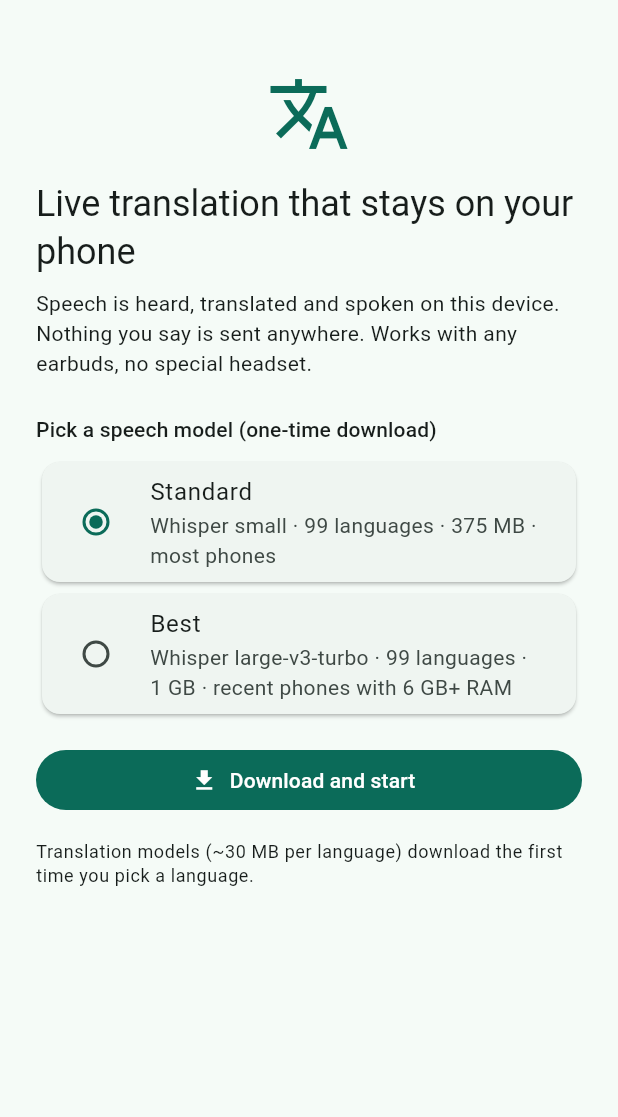
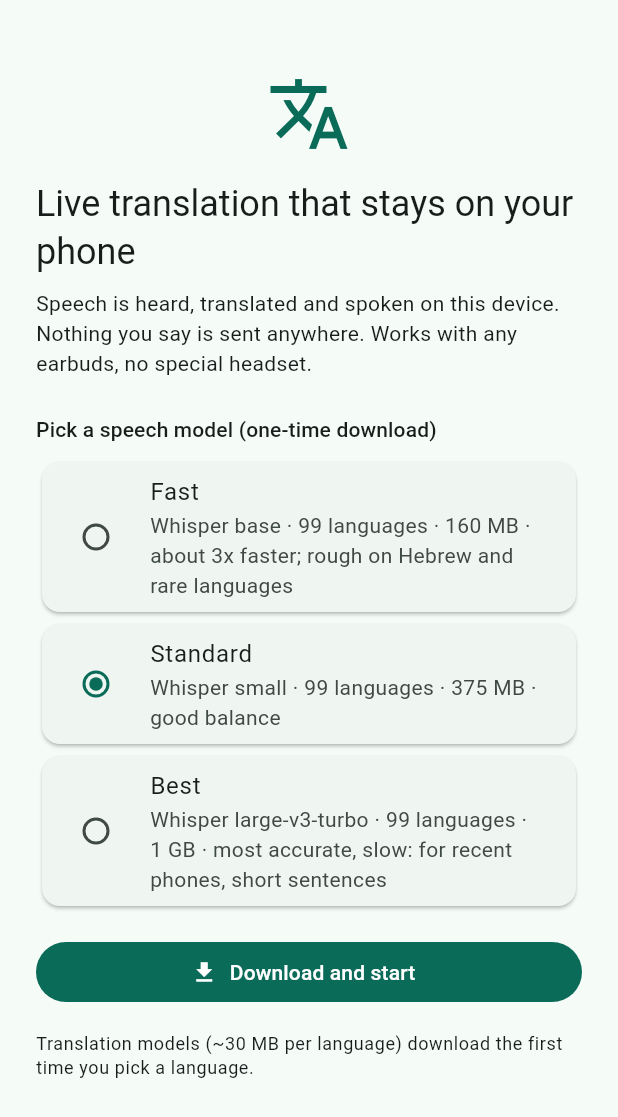
Before and after one commit to idan2025/translatorai, a Flutter app: the screen it shows after launch, on a phone screen of 412 x 824 dp. Shown: the top 1117 px of the screen. Run offline on Flutter 3.47's test engine with Material 3 defaults, Android fonts, the phone set to English and light mode, and no system bars; our stand-ins replace flutter_tts, package_info_plus, shared_preferences; missing offline and left inert: google_mlkit_language_id, google_mlkit_translation, record, sherpa_onnx.

Commit message:
feat: tap-to-speak conversation and a Fast model
Guessing the speaker from the sound misjudged short phrases (boker tov
heard as English) and, when the guess left the pair, decoded the audio
three times (7.9 s for 1.3 s of speech on the phone), then kept the
longer text, which was a transliteration. A tap conversation now has one
button per language: the model is told the language, decodes once and
cannot pick wrong. Auto-detect stays as a setting. Whisper base is added
as a Fast model for phones where small and turbo are slow.

Co-Authored-By: Claude Haiku 5.5 <noreply@anthropic.com>
Claude-Session: https://claude.ai/code/session_01HWnQ75kdHp62iUMKHduS2N

```diff
--- a/lib/src/models.dart
+++ b/lib/src/models.dart
@@ -28,6 +28,7 @@ class SpeechModel {
 
 const _hf = 'https://huggingface.co/csukuangfj';
 const _small = '$_hf/sherpa-onnx-whisper-small/resolve/8f3c18b358db4d1f2fc1eae49d75cd20989e4309';
+const _base = '$_hf/sherpa-onnx-whisper-base/resolve/bb53ee204431c90d314c1cc08d28d23e5b7927cc';
 const _turbo = '$_hf/sherpa-onnx-whisper-turbo/resolve/2ca6ff69fc878651b770880507669577ac41c2ff';
 
 const vadModel = ModelFile(
@@ -43,9 +44,19 @@ const _tokens = ModelFile('whisper-tokens.txt', '$_small/small-tokens.txt',
 
 const speechModels = <SpeechModel>[
   SpeechModel(
+    'whisper-base',
+    'Fast',
+    'Whisper base · 99 languages · 160 MB · about 3x faster; rough on Hebrew and rare languages',
+    ModelFile('whisper-base-encoder.int8.onnx', '$_base/base-encoder.int8.onnx',
+        '0b8fb1304b6109976038efff5ace81720e00386f3ff6b54ee8c75291ca0a1e11', 29120534),
+    ModelFile('whisper-base-decoder.int8.onnx', '$_base/base-decoder.int8.onnx',
+        '9759d217388a01b3a4c7c15533201067b48ae819c4daafc8624e64b9409dc02d', 130672026),
+    _tokens,
+  ),
+  SpeechModel(
     'whisper-small',
     'Standard',
-    'Whisper small · 99 languages · 375 MB · most phones',
+    'Whisper small · 99 languages · 375 MB · good balance',
     ModelFile('whisper-small-encoder.int8.onnx', '$_small/small-encoder.int8.onnx',
         '4cbe7b22fa9026b843b60a68640c747de05bafb1a11b57edc0e66c232d9f33a9', 112442483),
     ModelFile('whisper-small-decoder.int8.onnx', '$_small/small-decoder.int8.onnx',
@@ -55,7 +66,7 @@ const speechModels = <SpeechModel>[
   SpeechModel(
     'whisper-turbo',
     'Best',
-    'Whisper large-v3-turbo · 99 languages · 1 GB · recent phones with 6 GB+ RAM',
+    'Whisper large-v3-turbo · 99 languages · 1 GB · most accurate, slow: for recent phones, short sentences',
     ModelFile('whisper-turbo-encoder.int8.onnx', '$_turbo/turbo-encoder.int8.onnx',
         'b02dcdf54f348741e93fe732b67d933c8dcb6735655f710640143081db38878b', 674716297),
     ModelFile('whisper-turbo-decoder.int8.onnx', '$_turbo/turbo-decoder.int8.onnx',
@@ -64,8 +75,9 @@ const speechModels = <SpeechModel>[
   ),
 ];
 
+/// The model used when nothing is chosen yet (or the chosen id is gone): Standard.
 SpeechModel speechModelById(String id) =>
-    speechModels.firstWhere((m) => m.id == id, orElse: () => speechModels.first);
+    speechModels.firstWhere((m) => m.id == id, orElse: () => speechModels.firstWhere((m) => m.id == 'whisper-small'));
 
 /// Every file any speech model needs, plus the voice detector.
 final List<ModelFile> allModelFiles = [vadModel, for (final m in speechModels) ...m.files];
--- a/lib/src/settings.dart
+++ b/lib/src/settings.dart
@@ -25,6 +25,10 @@ class Settings {
   String get listenFrom => _p.getString('listenFrom') ?? '';
   set listenFrom(String v) => _p.setString('listenFrom', v);
 
+  /// Conversation: tell who is speaking from the sound (off = tap the speaker).
+  bool get autoSpeaker => _p.getBool('autoSpeaker') ?? false;
+  set autoSpeaker(bool v) => _p.setBool('autoSpeaker', v);
+
   bool get speak => _p.getBool('speak') ?? true;
   set speak(bool v) => _p.setBool('speak', v);
 }
--- a/pubspec.yaml
+++ b/pubspec.yaml
@@ -16,7 +16,7 @@ publish_to: 'none' # Remove this line if you wish to publish to pub.dev
 # https://developer.apple.com/library/archive/documentation/General/Reference/InfoPlistKeyReference/Articles/CoreFoundationKeys.html
 # In Windows, build-name is used as the major, minor, and patch parts
 # of the product and file versions while build-number is used as the build suffix.
-version: 0.3.2+5
+version: 0.3.3+6
 
 environment:
   sdk: ^3.11.0
```
Also changed, not shown: lib/main.dart (+43 -5 lines), lib/src/asr.dart (+5 -2 lines), lib/src/pipeline.dart (+43 -5 lines), 3 other files.
